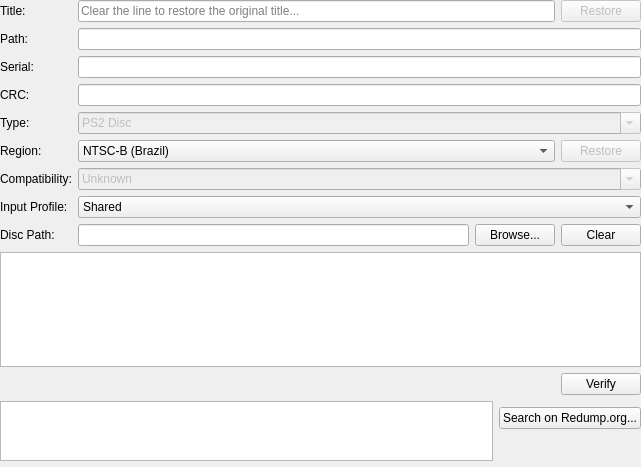
Above: pcsx2-qt/Settings/GameSummaryWidget.ui from PCSX2/pcsx2 before the change. Below: the same form after it.
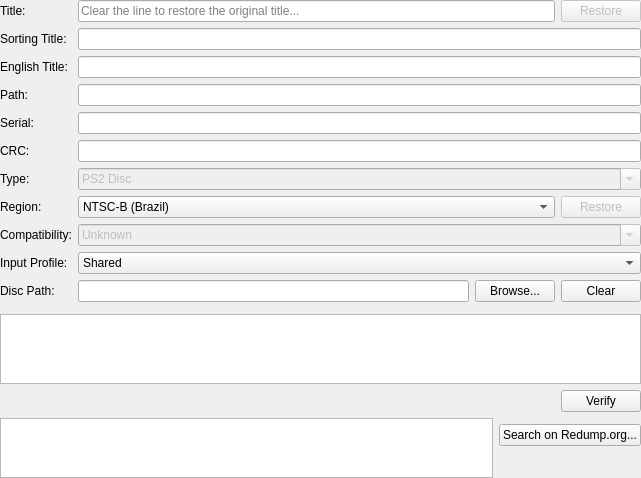
That is the form after the change. Icons and pictures are not drawn.

Commit message: Qt: Show EN and Sorting titles in game summary

The edit to the form file:
```diff
--- a/pcsx2-qt/Settings/GameSummaryWidget.ui
+++ b/pcsx2-qt/Settings/GameSummaryWidget.ui
@@ -55,55 +55,83 @@
     </layout>
    </item>
    <item row="1" column="0">
+    <widget class="QLabel" name="label_titleSort">
+     <property name="text">
+      <string extracomment='Name for use in sorting (e.g. "XXX, The" for a game called "The XXX")'>Sorting Title:</string>
+     </property>
+    </widget>
+   </item>
+   <item row="1" column="1">
+    <widget class="QLineEdit" name="titleSort">
+     <property name="readOnly">
+      <bool>true</bool>
+     </property>
+    </widget>
+   </item>
+   <item row="2" column="0">
+    <widget class="QLabel" name="label_titleEN">
+     <property name="text">
+      <string>English Title:</string>
+     </property>
+    </widget>
+   </item>
+   <item row="2" column="1">
+    <widget class="QLineEdit" name="titleEN">
+     <property name="readOnly">
+      <bool>true</bool>
+     </property>
+    </widget>
+   </item>
+   <item row="3" column="0">
     <widget class="QLabel" name="label_2">
      <property name="text">
       <string>Path:</string>
      </property>
     </widget>
    </item>
-   <item row="1" column="1">
+   <item row="3" column="1">
     <widget class="QLineEdit" name="path">
      <property name="readOnly">
       <bool>true</bool>
      </property>
     </widget>
    </item>
-   <item row="2" column="0">
+   <item row="4" column="0">
     <widget class="QLabel" name="label">
      <property name="text">
       <string>Serial:</string>
      </property>
     </widget>
    </item>
-   <item row="2" column="1">
+   <item row="4" column="1">
     <widget class="QLineEdit" name="serial">
      <property name="readOnly">
       <bool>true</bool>
      </property>
     </widget>
    </item>
-   <item row="3" column="0">
+   <item row="5" column="0">
     <widget class="QLabel" name="label_36">
      <property name="text">
       <string>CRC:</string>
      </property>
     </widget>
    </item>
-   <item row="3" column="1">
+   <item row="5" column="1">
     <widget class="QLineEdit" name="crc">
      <property name="readOnly">
       <bool>true</bool>
      </property>
     </widget>
    </item>
-   <item row="4" column="0">
+   <item row="6" column="0">
     <widget class="QLabel" name="label_5">
      <property name="text">
       <string>Type:</string>
      </property>
     </widget>
    </item>
-   <item row="4" column="1">
+   <item row="6" column="1">
     <widget class="QComboBox" name="type">
      <property name="enabled">
       <bool>false</bool>
@@ -146,14 +174,14 @@
      </item>
     </widget>
    </item>
-   <item row="5" column="0">
+   <item row="7" column="0">
     <widget class="QLabel" name="label_3">
      <property name="text">
       <string>Region:</string>
      </property>
     </widget>
    </item>
-   <item row="5" column="1">
+   <item row="7" column="1">
     <layout class="QHBoxLayout" name="horizontalLayout_6">
       <item>
         <widget class="QComboBox" name="region">
@@ -327,14 +355,14 @@
      </item>
     </layout>
    </item>
-   <item row="6" column="0">
+   <item row="8" column="0">
     <widget class="QLabel" name="label_7">
      <property name="text">
       <string>Compatibility:</string>
      </property>
     </widget>
    </item>
-   <item row="6" column="1">
+   <item row="8" column="1">
     <widget class="QComboBox" name="compatibility">
      <property name="enabled">
       <bool>false</bool>
@@ -385,14 +413,14 @@
      </item>
     </widget>
    </item>
-   <item row="7" column="0">
+   <item row="9" column="0">
     <widget class="QLabel" name="label_6">
      <property name="text">
       <string>Input Profile:</string>
      </property>
     </widget>
    </item>
-   <item row="7" column="1">
+   <item row="9" column="1">
     <widget class="QComboBox" name="inputProfile">
      <property name="sizePolicy">
       <sizepolicy hsizetype="Expanding" vsizetype="Fixed">
@@ -407,14 +435,14 @@
      </item>
     </widget>
    </item>
-   <item row="8" column="0">
-    <widget class="QLabel" name="label_8">
+   <item row="10" column="0">
+    <widget class="QLabel" name="label_discPath">
      <property name="text">
       <string>Disc Path:</string>
      </property>
     </widget>
    </item>
-   <item row="8" column="1">
+   <item row="10" column="1">
     <layout class="QHBoxLayout" name="horizontalLayout_2">
      <item>
       <widget class="QLineEdit" name="discPath"/>
@@ -435,7 +463,7 @@
      </item>
     </layout>
    </item>
-   <item row="10" column="0" colspan="2">
+   <item row="11" column="0" colspan="2">
     <spacer name="verticalSpacer">
      <property name="orientation">
       <enum>Qt::Vertical</enum>
@@ -448,7 +476,7 @@
      </property>
     </spacer>
    </item>
-   <item row="9" column="0" colspan="2">
+   <item row="12" column="0" colspan="2">
     <layout class="QVBoxLayout" name="verifyLayout">
      <item>
       <widget class="QTableWidget" name="tracks">
```
The commit also changes 1 other file.
